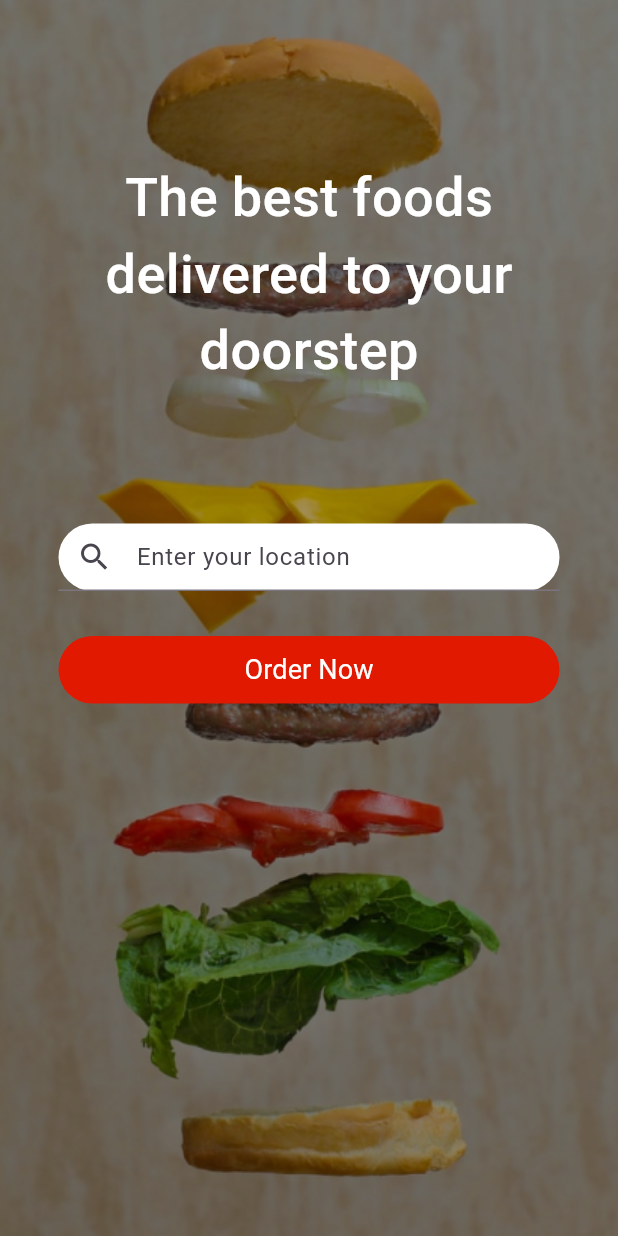
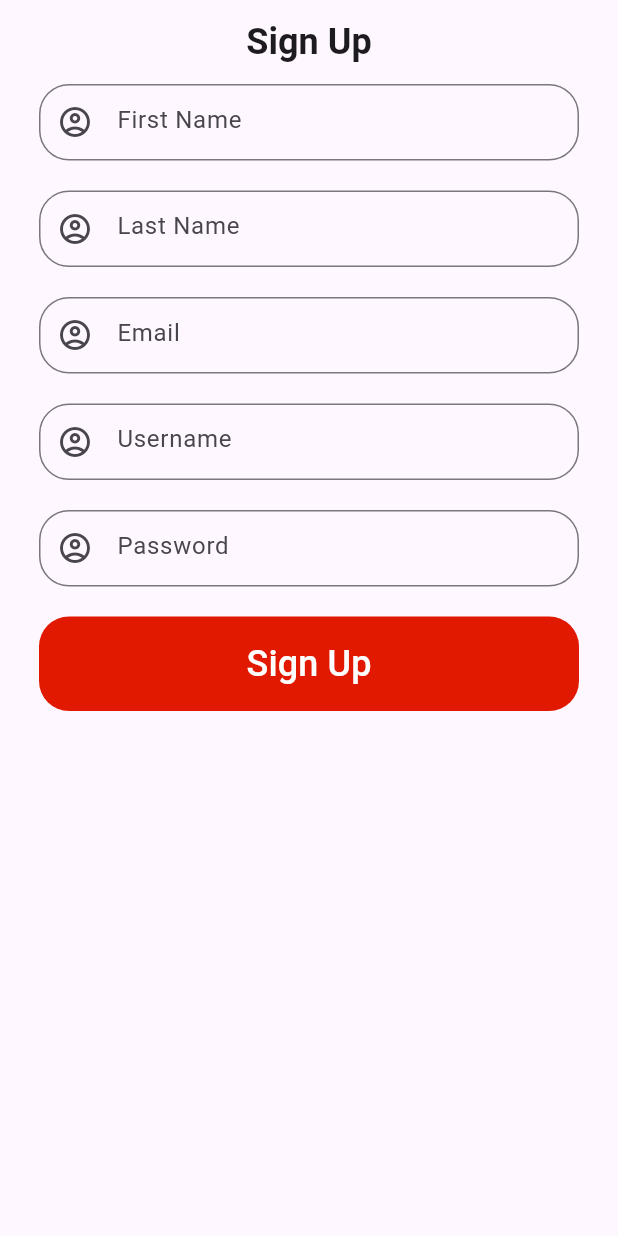
Before and after one commit to ephraimphrase/Lunch_up-mobile, a Flutter app: the screen it shows after launch, on a phone screen of 412 x 824 dp. Run offline on Flutter 3.47's test engine with Material 2 defaults, Android fonts, the phone set to English and light mode, and no system bars; our stand-ins replace get.

Commit message:
added register controller and view, added user model

```diff
--- /dev/null
+++ b/lib/controllers/register_controller.dart
@@ -0,0 +1,18 @@
+import 'package:get/state_manager.dart';
+import 'package:lunch_up/models/user_model.dart';
+import 'package:http/http.dart' as http;
+
+class RegisterController extends GetxController {
+  var user = User(username: "", password: "", email: "", firstName: "", lastName: "").obs;
+
+  void registerUser() async {
+    var baseUrl = 'http://10.0.2.2:8000/';
+
+    var userData = userToJson(user);
+
+    final response = await http.post(
+      Uri.parse('${baseUrl}api/accounts/register/'),
+
+    )
+  }
+}
--- a/lib/main.dart
+++ b/lib/main.dart
@@ -1,6 +1,7 @@
 import 'package:flutter/material.dart';
 import 'package:get/get.dart';
 import 'package:lunch_up/views/dashboard_view.dart';
+import 'package:lunch_up/views/register_view.dart';
 
 void main() {
   runApp(const MyApp());
@@ -33,7 +34,7 @@ class MyApp extends StatelessWidget {
         colorScheme: ColorScheme.fromSeed(seedColor: Colors.deepPurple),
         useMaterial3: true,
       ),
-      home: DashboardView(),
+      home: RegisterView(),
     );
   }
 }
--- /dev/null
+++ b/lib/models/user_model.dart
@@ -0,0 +1,41 @@
+// To parse this JSON data, do
+//
+//     final user = userFromJson(jsonString);
+
+import 'dart:convert';
+
+User userFromJson(String str) => User.fromJson(json.decode(str));
+
+String userToJson(User data) => json.encode(data.toJson());
+
+class User {
+    String username;
+    String password;
+    String email;
+    String firstName;
+    String lastName;
+
+    User({
+        required this.username,
+        required this.password,
+        required this.email,
+        required this.firstName,
+        required this.lastName,
+    });
+
+    factory User.fromJson(Map<String, dynamic> json) => User(
+        username: json["username"],
+        password: json["password"],
+        email: json["email"],
+        firstName: json["first_name"],
+        lastName: json["last_name"],
+    );
+
+    Map<String, dynamic> toJson() => {
+        "username": username,
+        "password": password,
+        "email": email,
+        "first_name": firstName,
+        "last_name": lastName,
+    };
+}
--- a/lib/views/dashboard_view.dart
+++ b/lib/views/dashboard_view.dart
@@ -55,7 +55,7 @@ class DashboardView extends StatelessWidget {
                           controller: textController,
                           decoration: const InputDecoration(
                             prefixIcon: Icon(Icons.search),
-                            labelText: "Enter your location",
+                            hintText: "Enter your location",
                           ),
                         ),
                       ),
--- a/lib/views/meal_view.dart
+++ b/lib/views/meal_view.dart
@@ -51,7 +51,7 @@ class MealView extends StatelessWidget {
                             Row(
                               children: [
                                 Image.asset(AppAsset.calories),
-                                AppText("201 cal", size: 13, fontWeight: FontWeight.w400,)
+                                const AppText("201 cal", size: 13, fontWeight: FontWeight.w400,)
                               ],
                             ),
                             AppText('₦${mealController.meals[index].amount}')
--- /dev/null
+++ b/lib/views/register_view.dart
@@ -0,0 +1,157 @@
+import 'package:flutter/material.dart';
+import 'package:get/get.dart';
+import 'package:lunch_up/components/assets/app_colors.dart';
+import 'package:lunch_up/components/widgets/app_button.dart';
+import 'package:lunch_up/components/widgets/app_text.dart';
+import 'package:lunch_up/controllers/register_controller.dart';
+
+class RegisterView extends StatelessWidget {
+  RegisterView({super.key});
+
+  final registerController = Get.put(RegisterController());
+  final firstNameController = Get.put(TextEditingController());
+  final lastNameController = Get.put(TextEditingController());
+  final emailController = Get.put(TextEditingController());
+  final userNameController = Get.put(TextEditingController());
+  final passWordController = Get.put(TextEditingController());
+
+  @override
+  Widget build(BuildContext context) {
+    return Scaffold(
+      appBar: AppBar(
+        title: const AppText("Sign Up", size: 24, fontWeight: FontWeight.w700,),
+        centerTitle: true,
+      ),
+      body: Column(
+        children: [
+          Expanded(
+            child: ListView(
+              children: [
+                Column(
+                  children: [
+                    Align(
+                      alignment: Alignment.center,
+                      child: SizedBox(
+                        height: 51,
+                        width: 360,
+                        child: TextField(
+                          controller: firstNameController,
+                          decoration: const InputDecoration(
+                            border: OutlineInputBorder(
+                              borderSide: BorderSide(color: Colors.black, width: 1),
+                              borderRadius: BorderRadius.all(Radius.circular(20))
+                            ),
+                            prefixIcon: Icon(Icons.account_circle_outlined),
+                            hintText: "First Name"
+                          ),
+                        )
+                      ),
+                    ),
+                    const SizedBox(height: 20,),
+                    Align(
+                      alignment: Alignment.center,
+                      child: SizedBox(
+                        height: 51,
+                        width: 360,
+                        child: TextField(
+                          controller: lastNameController,
+                          decoration: const InputDecoration(
+                            border: OutlineInputBorder(
+                              borderSide: BorderSide(color: Colors.black, width: 1),
+                              borderRadius: BorderRadius.all(Radius.circular(20))
+                            ),
+                            prefixIcon: Icon(Icons.account_circle_outlined),
+                            hintText: "Last Name"
+                          ),
+                        )
+                      ),
+                    ),
+                    const SizedBox(height: 20,),
+                    Align(
+                      alignment: Alignment.center,
+                      child: SizedBox(
+                        height: 51,
+                        width: 360,
+                        child: TextField(
+                          controller: emailController,
+                          decoration: const InputDecoration(
+                            border: OutlineInputBorder(
+                              borderSide: BorderSide(color: Colors.black, width: 1),
+                              borderRadius: BorderRadius.all(Radius.circular(20))
+                            ),
+                            prefixIcon: Icon(Icons.account_circle_outlined),
+                            hintText: "Email"
+                          ),
+                        )
+                      ),
+                    ),
+                    const SizedBox(height: 20,),
+                    Align(
+                      alignment: Alignment.center,
+                      child: SizedBox(
+                        height: 51,
+                        width: 360,
+                        child: TextField(
+                          controller: userNameController,
+                          decoration: const InputDecoration(
+                            border: OutlineInputBorder(
+                              borderSide: BorderSide(color: Colors.black, width: 1),
+                              borderRadius: BorderRadius.all(Radius.circular(20))
+                            ),
+                            prefixIcon: Icon(Icons.account_circle_outlined),
+                            hintText: "Username"
+                          ),
+                        )
+                      ),
+                    ),
+                    const SizedBox(height: 20,),
+                    Align(
+                      alignment: Alignment.center,
+                      child: SizedBox(
+                        height: 51,
+                        width: 360,
+                        child: TextField(
+                          controller: passWordController,
+                          decoration: const InputDecoration(
+                            border: OutlineInputBorder(
+                              borderSide: BorderSide(color: Colors.black, width: 1),
+                              borderRadius: BorderRadius.all(Radius.circular(20))
+                            ),
+                            prefixIcon: Icon(Icons.account_circle_outlined),
+                            hintText: "Password"
+                          ),
+                        )
+                      ),
+                    ),
+                    const SizedBox(height: 20,),
+                    Align(
+                      alignment: Alignment.center,
+                      child: Material(
+                        borderRadius: BorderRadius.circular(20),
+                        color: AppColors.primaryColor,
+                        child: AppButton(
+                          onPressed: () {
+                            registerController.user.value.firstName = firstNameController.text;
+                            registerController.user.value.lastName = lastNameController.text;
+                            registerController.user.value.email = emailController.text;
+                            registerController.user.value.username = userNameController.text;
+                            registerController.user.value.password = passWordController.text;
+
+                            registerController.registerUser();
+                          },
+                          height: 63,
+                          width: 360,
+                          child: const AppText("Sign Up", size: 24, fontWeight: FontWeight.w500, color: Colors.white,),
+                        ),
+                      ),
+                    ),
+                  ],
+                ),
+              ],
+            ),
+          )
+        ],
+      ),
+    );
+  }
+}
```
